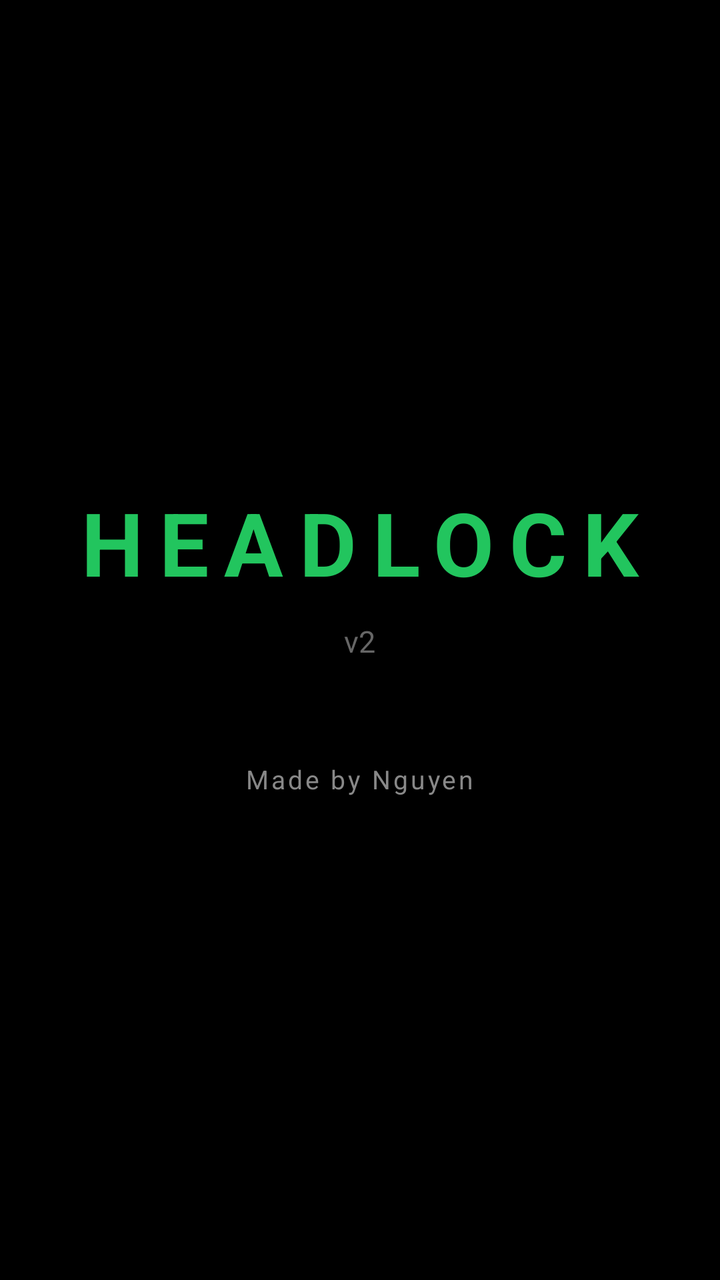
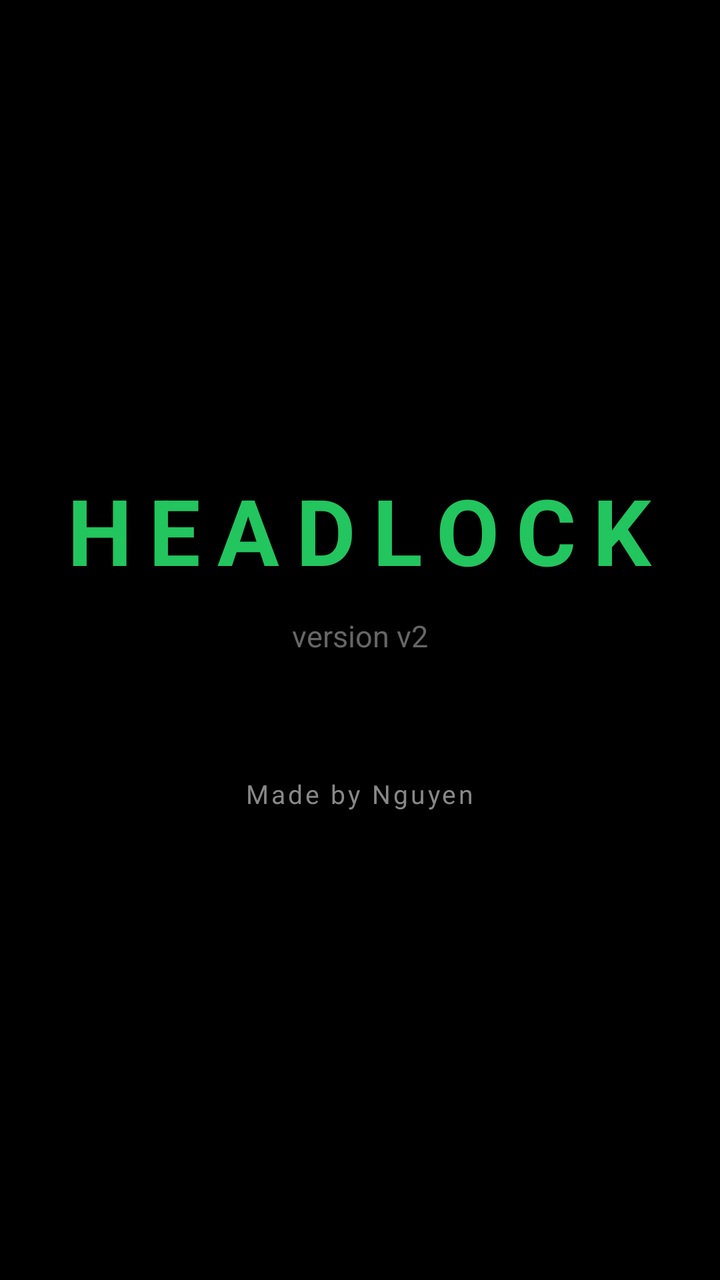

Compare the two renders of this Android layout. The source of the first and the diff that turns it into the second are given below.
<!-- AndroidManifest.xml: application theme Theme.AppCompat.DayNight.NoActionBar -->
<!-- res/layout/activity_splash.xml -->
<?xml version="1.0" encoding="utf-8"?>
<FrameLayout xmlns:android="http://schemas.android.com/apk/res/android"
    android:layout_width="match_parent"
    android:layout_height="match_parent"
    android:background="#000000">
    <LinearLayout
        android:layout_width="match_parent"
        android:layout_height="match_parent"
        android:orientation="vertical"
        android:gravity="center">
        <TextView
            android:text="HEADLOCK"
            android:textColor="#22C55E"
            android:textSize="44sp"
            android:textStyle="bold"
            android:letterSpacing="0.18"
            android:layout_width="wrap_content"
            android:layout_height="wrap_content"/>
        <TextView
            android:text="v2"
            android:textColor="#666666"
            android:textSize="15sp"
            android:layout_marginTop="10dp"
            android:layout_width="wrap_content"
            android:layout_height="wrap_content"/>
        <TextView
            android:text="Made by Nguyen"
            android:textColor="#888888"
            android:textSize="13sp"
            android:letterSpacing="0.1"
            android:layout_marginTop="50dp"
            android:layout_width="wrap_content"
            android:layout_height="wrap_content"/>
    </LinearLayout>
</FrameLayout>
<!-- resources referenced by this layout -->
<resources>

</resources>

<!-- the commit's change to res/layout/activity_splash.xml (unified diff, before → after) -->
@@ -11,16 +11,16 @@
         <TextView
             android:text="HEADLOCK"
             android:textColor="#22C55E"
-            android:textSize="44sp"
+            android:textSize="46sp"
             android:textStyle="bold"
             android:letterSpacing="0.18"
             android:layout_width="wrap_content"
             android:layout_height="wrap_content"/>
         <TextView
-            android:text="v2"
+            android:text="version v2"
             android:textColor="#666666"
             android:textSize="15sp"
-            android:layout_marginTop="10dp"
+            android:layout_marginTop="12dp"
             android:layout_width="wrap_content"
             android:layout_height="wrap_content"/>
         <TextView
@@ -28,7 +28,7 @@
             android:textColor="#888888"
             android:textSize="13sp"
             android:letterSpacing="0.1"
-            android:layout_marginTop="50dp"
+            android:layout_marginTop="60dp"
             android:layout_width="wrap_content"
             android:layout_height="wrap_content"/>
     </LinearLayout>
